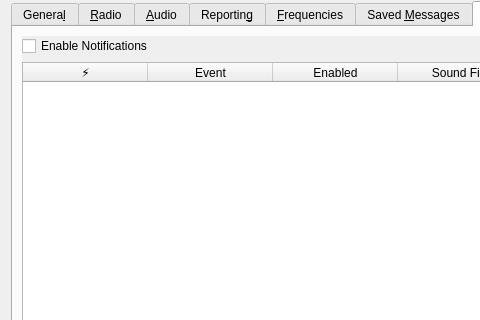
First picture: the form in JS8_UI/Configuration.ui, repository avantol/JS8Call-Subspace-Mode, before the edit; both pictures show x 0 to 480 and y 0 to 320 of the 717 by 600 pixel window.
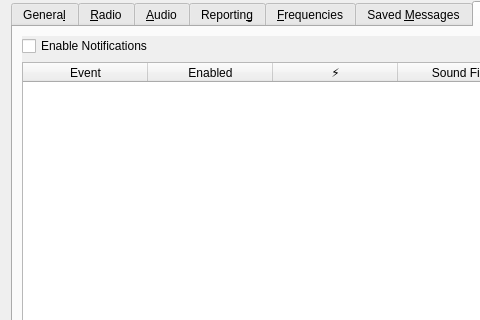
Second picture: the form after the edit. The open tabs and pages were chosen to show the change. Custom widgets are drawn as their Qt base class.

Patch:
```diff
--- a/JS8_UI/Configuration.ui
+++ b/JS8_UI/Configuration.ui
@@ -3332,6 +3332,16 @@
              <attribute name="verticalHeaderVisible">
               <bool>false</bool>
              </attribute>
+             <column>
+              <property name="text">
+               <string>Event</string>
+              </property>
+             </column>
+             <column>
+              <property name="text">
+               <string>Enabled</string>
+              </property>
+             </column>
              <column>
               <property name="text">
                <string>⚡</string>
@@ -3340,16 +3350,6 @@
                <string>Notify for Subspace messages only</string>
               </property>
              </column>
-             <column>
-              <property name="text">
-               <string>Event</string>
-              </property>
-             </column>
-             <column>
-              <property name="text">
-               <string>Enabled</string>
-              </property>
-             </column>
              <column>
               <property name="text">
                <string>Sound File</string>
```
